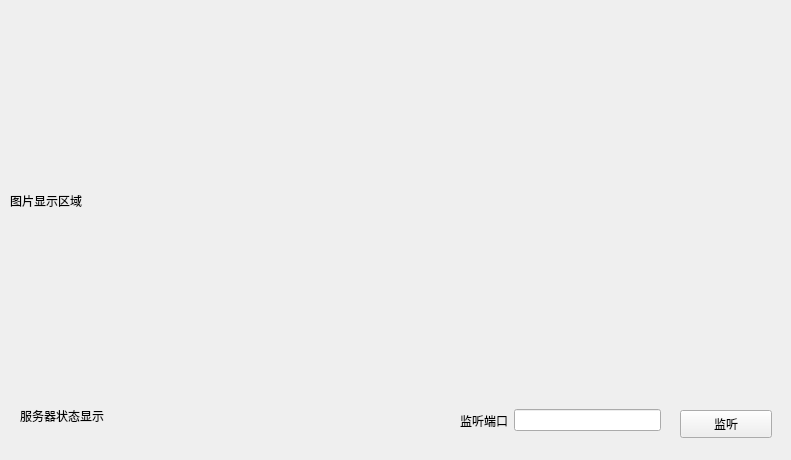
Yan532/RemoteControler, file Controler/widget.ui: the form before one commit.
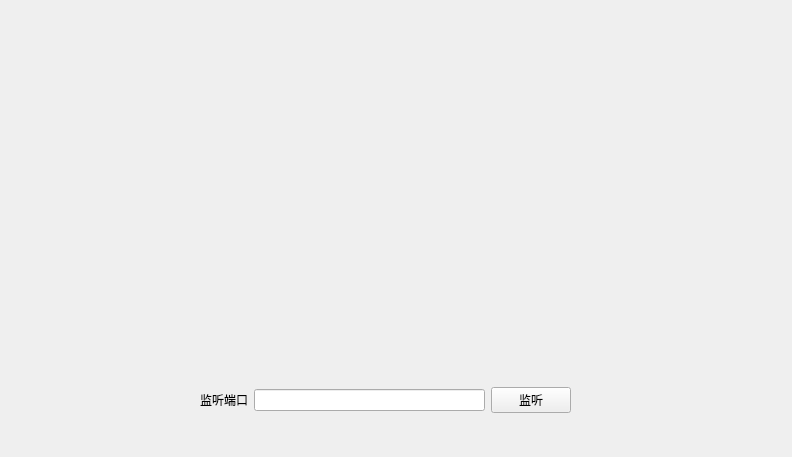
The form after the commit.

The edit to the form file:
```diff
--- a/Controler/widget.ui
+++ b/Controler/widget.ui
@@ -6,46 +6,20 @@
    <rect>
     <x>0</x>
     <y>0</y>
-    <width>791</width>
-    <height>460</height>
+    <width>792</width>
+    <height>457</height>
    </rect>
   </property>
   <property name="windowTitle">
    <string>Widget</string>
   </property>
-  <widget class="QLabel" name="imageLabel">
-   <property name="geometry">
-    <rect>
-     <x>10</x>
-     <y>20</y>
-     <width>771</width>
-     <height>361</height>
-    </rect>
-   </property>
-   <property name="text">
-    <string>图片显示区域</string>
-   </property>
-  </widget>
-  <widget class="QLabel" name="serverStatusLabel">
-   <property name="geometry">
-    <rect>
-     <x>20</x>
-     <y>400</y>
-     <width>211</width>
-     <height>31</height>
-    </rect>
-   </property>
-   <property name="text">
-    <string>服务器状态显示</string>
-   </property>
-  </widget>
   <widget class="QWidget" name="horizontalLayoutWidget">
    <property name="geometry">
     <rect>
-     <x>460</x>
-     <y>400</y>
-     <width>201</width>
-     <height>41</height>
+     <x>200</x>
+     <y>360</y>
+     <width>371</width>
+     <height>80</height>
     </rect>
    </property>
    <layout class="QHBoxLayout" name="horizontalLayout">
@@ -59,21 +33,15 @@
     <item>
      <widget class="QLineEdit" name="portLineEdit"/>
     </item>
+    <item>
+     <widget class="QPushButton" name="startButton">
+      <property name="text">
+       <string>监听</string>
+      </property>
+     </widget>
+    </item>
    </layout>
   </widget>
-  <widget class="QPushButton" name="startButton">
-   <property name="geometry">
-    <rect>
-     <x>680</x>
-     <y>410</y>
-     <width>92</width>
-     <height>28</height>
-    </rect>
-   </property>
-   <property name="text">
-    <string>监听</string>
-   </property>
-  </widget>
  </widget>
  <resources/>
  <connections/>
```
